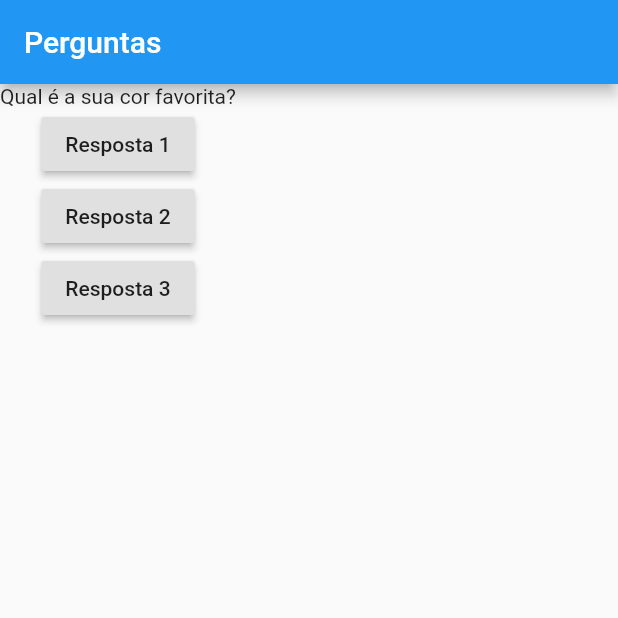
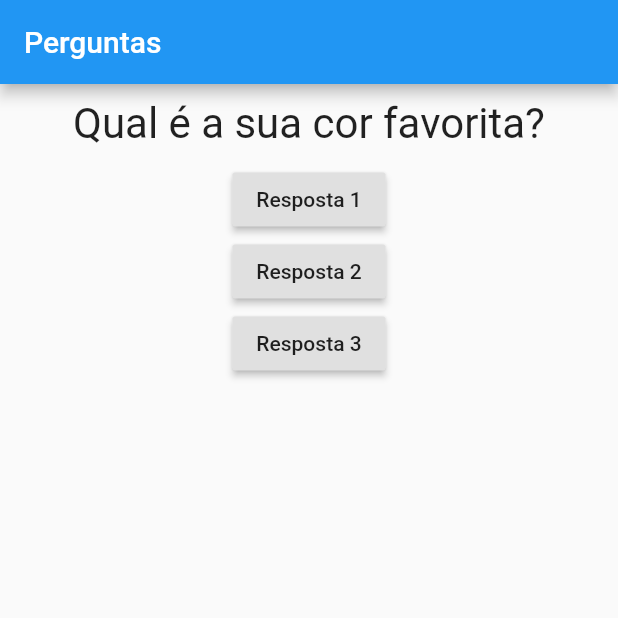
Before and after one commit to JoaoOliveiracc/flutter-quiz, a Flutter app: the screen it shows after launch, on a phone screen of 412 x 824 dp, the top half of it. Run offline on Flutter 3.47's test engine with Material 2 defaults, Android fonts, the phone set to English and light mode, and no system bars.

Commit message:
Container widget

```diff
--- a/lib/quest.dart
+++ b/lib/quest.dart
@@ -8,6 +8,14 @@ class Question extends StatelessWidget {
 
   @override
   Widget build(BuildContext context) {
-    return Text(text);
+    return Container(
+      width: double.infinity,
+        margin: EdgeInsets.all(10),
+        child: Text(
+          text,
+          style: TextStyle(fontSize: 28),
+          textAlign: TextAlign.center,
+        )
+    );
   }
 }
```
